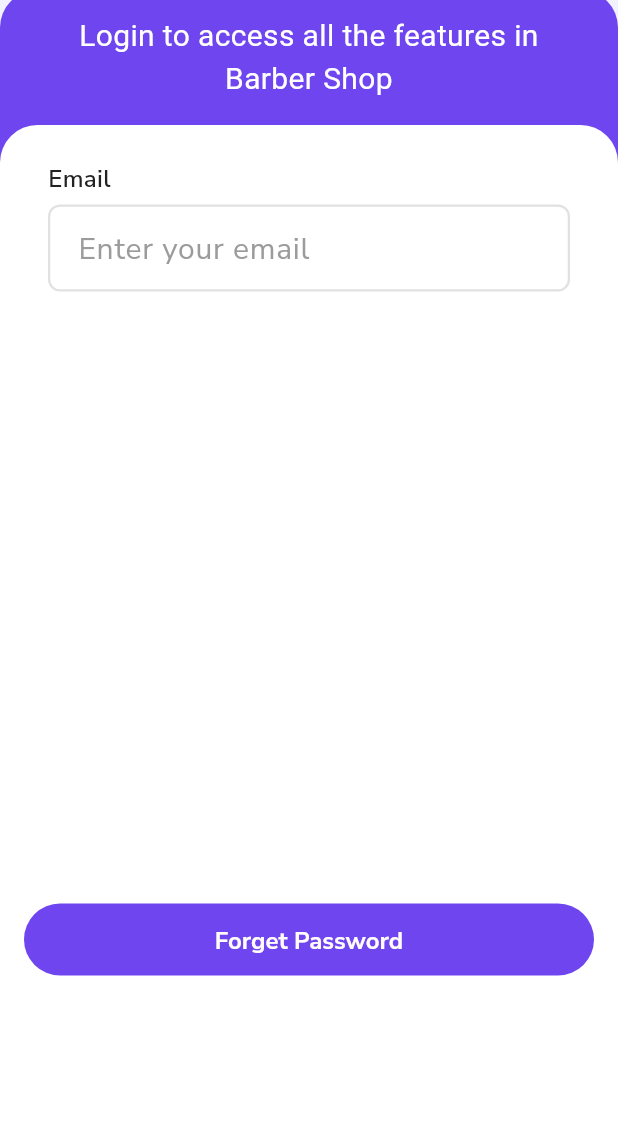
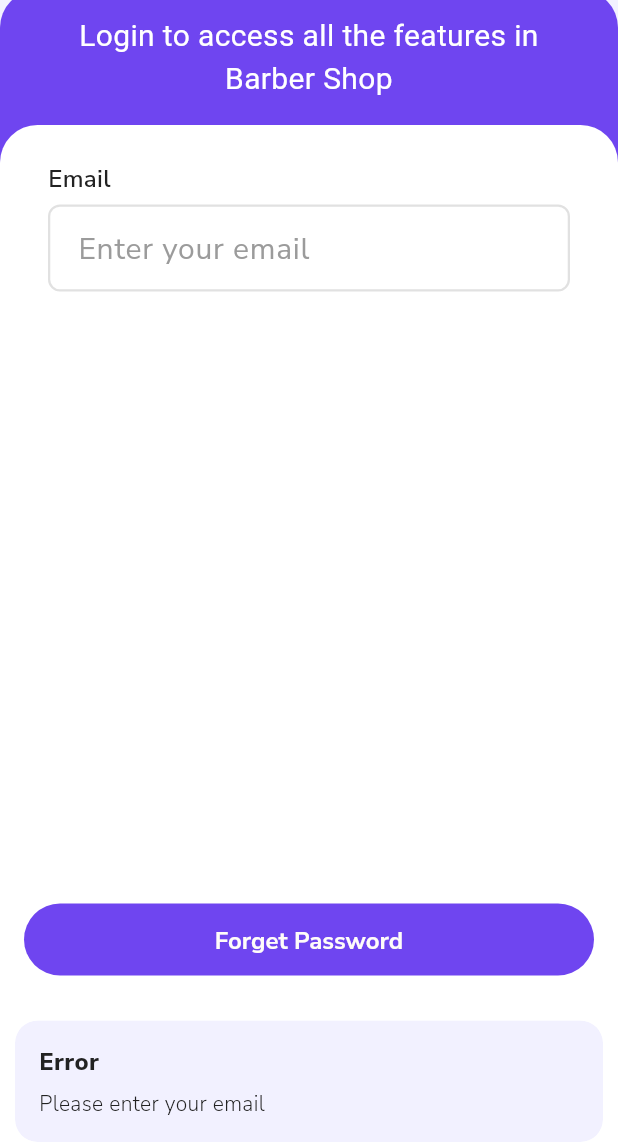
Before and after one commit to AhmadBinMasoodd/Barbar_Saloon_App, a Flutter app: the ForgetPasswordScreen screen opened directly, after a tap on "Forget Password", on a phone screen of 412 x 824 dp, the part 94-1236 px from its top. Run offline on Flutter 3.47's test engine with Material 3 defaults, Android fonts, the phone set to English and light mode, and no system bars; our stand-ins replace auto_size_text, country_code_picker, firebase_auth, firebase_core, firebase_database, font_awesome_flutter and 2 more; accounts and stored records are empty; generated files the repository leaves out were written again; Roboto replaces fonts that are missing (Nunito Sans).

Commit message:
Added custom dialog widget and updated auth screens

```diff
--- /dev/null
+++ b/lib/screens/create_new_password_screen.dart
@@ -0,0 +1,10 @@
+import 'package:flutter/material.dart';
+class CreateNewPasswordScreen extends StatelessWidget {
+  final String email;
+  const CreateNewPasswordScreen({Key? key,required this.email}):super(key: key);
+
+  @override
+  Widget build(BuildContext context) {
+    return const Placeholder();
+  }
+}
--- a/lib/screens/forget_password_screen.dart
+++ b/lib/screens/forget_password_screen.dart
@@ -1,11 +1,16 @@
+import 'package:barbar_saloon_app/screens/login_screen.dart';
 import 'package:barbar_saloon_app/screens/verification_screen.dart';
+import 'package:barbar_saloon_app/widgets/customDialogBox.dart';
 import 'package:barbar_saloon_app/widgets/custom_button.dart';
+import 'package:firebase_auth/firebase_auth.dart';
+import 'package:firebase_database/firebase_database.dart';
 import 'package:flutter/gestures.dart';
 import 'package:flutter/material.dart';
 import 'package:get/get.dart';
 import '../config/colors.dart' show AppColors;
 import '../widgets/app_bar.dart';
 import '../widgets/labeled_text_field.dart';
+
 class ForgetPasswordScreen extends StatelessWidget {
   const ForgetPasswordScreen({super.key});
   @override
@@ -42,15 +47,50 @@ class ForgetPasswordScreen extends StatelessWidget {
                       ),
                     ),
                     const SizedBox(height: 400),
-                    CustomButton(text: 'Forget Password', onPressed: (){
-                      if(emailController.text.isEmpty){
+                    CustomButton(
+                      text: 'Forget Password',
+                      onPressed: () async {
+                        String email = emailController.text.trim();
 
-                      }else{
-                        Get.to(()=>VerificationScreen(text: "", callback:(){
+                        if (email.isEmpty) {
+                          Get.snackbar(
+                            'Error',
+                            'Please enter your email',
+                            snackPosition: SnackPosition.BOTTOM,
+                            backgroundColor: AppColors.backgroundLight,
+                            colorText: AppColors.textBlack,
+                          );
+                          return;
+                        }
 
-                        }));
-                      }
-                    })
+                        try {
+                          await FirebaseAuth.instance.sendPasswordResetEmail(
+                            email: email,
+                          );
+                          Get.dialog(
+                            customDialogBox(
+                              imagePath: 'assets/images/illustration1.png',
+                              title: 'Email Sent',
+                              message:
+                                  'Password reset link has been successfully sent to your email',
+                              buttonText: 'Continue',
+                              onPressed: () {
+                                Get.off(() => LoginScreen());
+                              },
+                            ),
+                          );
+                          // Replace screen → go back to Login
+                        } on FirebaseAuthException catch (e) {
+                          Get.snackbar(
+                            'Error',
+                            e.message ?? 'Something went wrong',
+                            snackPosition: SnackPosition.BOTTOM,
+                            backgroundColor: AppColors.backgroundLight,
+                            colorText: AppColors.textBlack,
+                          );
+                        }
+                      },
+                    ),
                   ],
                 ),
               ),
@@ -60,7 +100,6 @@ class ForgetPasswordScreen extends StatelessWidget {
       ),
     );
   }
-
 
   // Header Text
   Widget _buildHeaderText() {
@@ -90,5 +129,4 @@ class ForgetPasswordScreen extends StatelessWidget {
       child: child,
     );
   }
-
 }
--- a/pubspec.yaml
+++ b/pubspec.yaml
@@ -22,6 +22,7 @@ dependencies:
   firebase_database: ^12.1.2
   flutter_dotenv: ^5.2.1
 
+
 dev_dependencies:
   flutter_test:
     sdk: flutter
```
Also changed, not shown: lib/screens/login_screen.dart (+50 -7 lines), lib/screens/signup_screen.dart (+36 -15 lines), lib/widgets/customDialogBox.dart (added, +100 -0 lines), assets/images/Group 34511.png (added), assets/images/illustration1.png (added), pubspec.lock, 3 other files.
